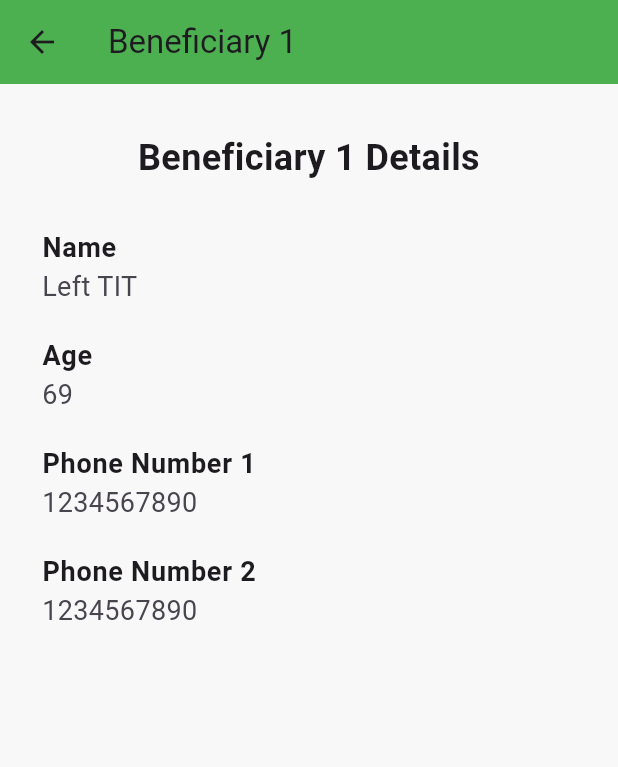
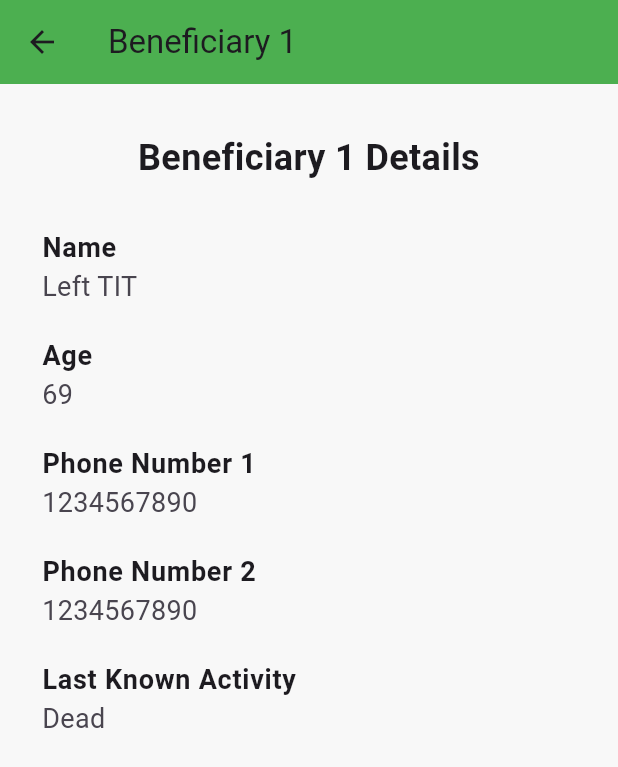
Before and after one commit to m4rg1n/CareConnect, a Flutter app: the benef screen opened directly, on a phone screen of 412 x 824 dp. Shown: the top 767 px of the screen. Run offline on Flutter 3.47's test engine with Material 3 defaults, Android fonts, the phone set to English and light mode, and no system bars; our stand-ins replace firebase_core, slide_to_act; missing offline and left inert: add; accounts and stored records are empty.

Commit message:
Benef page on caretaker side

```diff
--- a/flutter/care_connect/lib/nav/benef.dart
+++ b/flutter/care_connect/lib/nav/benef.dart
@@ -56,6 +56,13 @@ class benef extends StatelessWidget {
                 ),
                 subtitle: Text("1234567890", style: TextStyle(fontSize: 18)),
               ),
+              ListTile(
+                title: Text(
+                  "Last Known Activity",
+                  style: TextStyle(fontSize: 18, fontWeight: FontWeight.bold),
+                ),
+                subtitle: Text("Dead", style: TextStyle(fontSize: 18)),
+              ),
             ],
           ),
         ),
```
